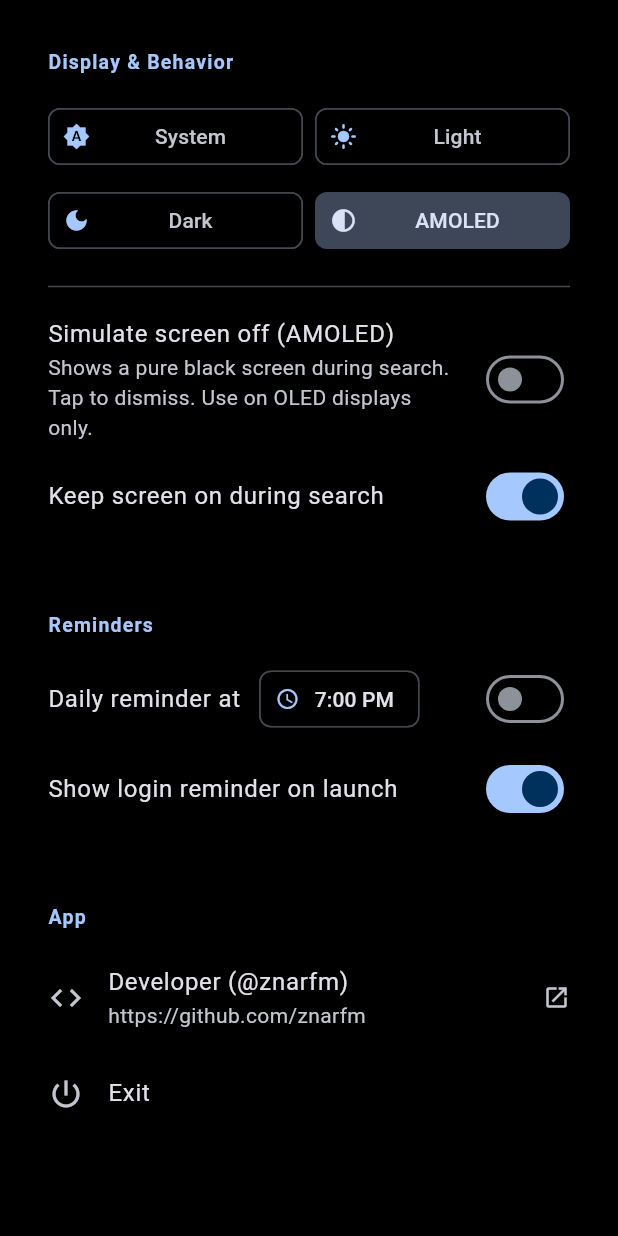
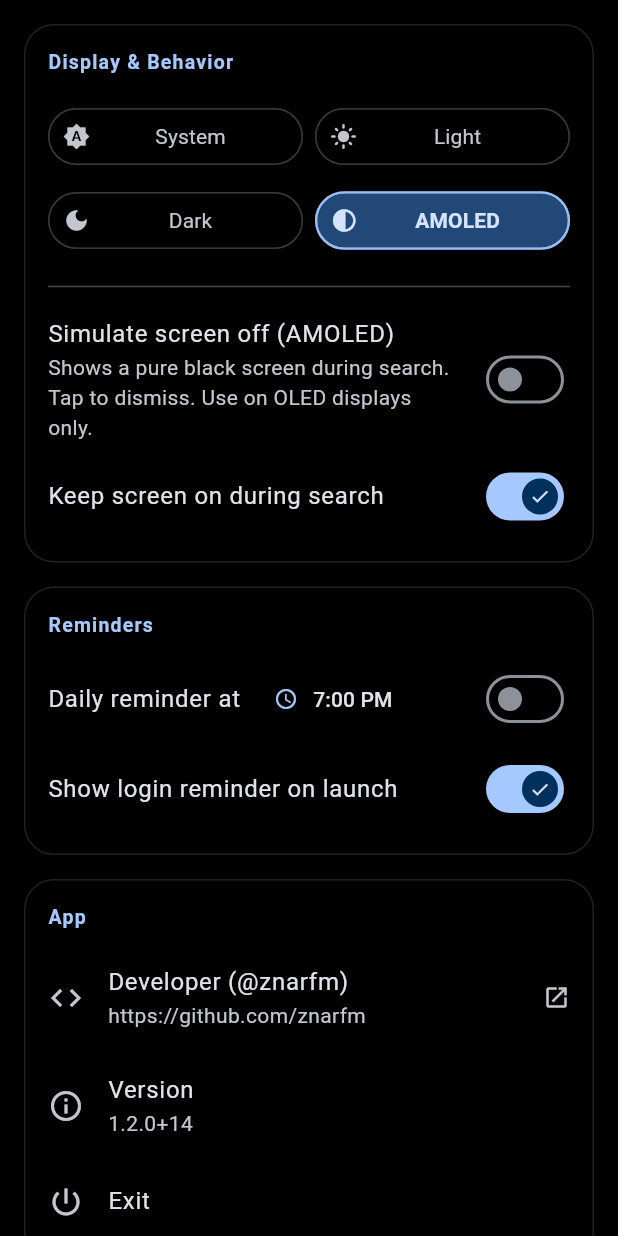
Before and after one commit to znarfm/microsoft-rewards-app, a Flutter app: the ConfigScreen widget shown alone on an empty page, opened directly, after a tap on "AMOLED", on a phone screen of 412 x 824 dp. Run offline on Flutter 3.47's test engine with Material 3 defaults, Android fonts, the phone set to English and light mode, and no system bars; drawn by our look-alikes of dynamic_color; our stand-ins replace animated_text_kit, bloc, equatable, flutter_bloc, flutter_local_notifications, flutter_timezone and 4 more; missing offline and left inert: flutter_inappwebview, word_generator; accounts and stored records are empty; statements that could not run were skipped.

Commit message:
style(theme): upgrade app UI to Material 3 Expressive
Harmonize dynamic color palette with Monet engine, upgrade dialogs,
cards, input fields, and action buttons to M3 Expressive shape tokens.

```diff
--- a/lib/core/theme/app_theme.dart
+++ b/lib/core/theme/app_theme.dart
@@ -1,3 +1,4 @@
+import 'package:dynamic_color/dynamic_color.dart';
 import 'package:flutter/material.dart';
 
 import '../constants/app_constants.dart';
@@ -13,17 +14,19 @@ abstract class AppTheme {
   static const Color _amoledBlack = Color(0xFF000000);
 
   static ThemeData light(ColorScheme? dynamicScheme) {
-    final scheme =
-        dynamicScheme ?? ColorScheme.fromSeed(seedColor: AppConstants.primary);
+    final scheme = (dynamicScheme ??
+            ColorScheme.fromSeed(seedColor: AppConstants.primary))
+        .harmonized();
     return _build(scheme);
   }
 
   static ThemeData dark(ColorScheme? dynamicScheme, {bool amoled = false}) {
-    final base = dynamicScheme ??
-        ColorScheme.fromSeed(
-          seedColor: AppConstants.primary,
-          brightness: Brightness.dark,
-        );
+    final base = (dynamicScheme ??
+            ColorScheme.fromSeed(
+              seedColor: AppConstants.primary,
+              brightness: Brightness.dark,
+            ))
+        .harmonized();
     final scheme = amoled ? _blackOut(base) : base;
     return _build(scheme, scaffoldBackground: amoled ? _amoledBlack : null);
   }
@@ -62,26 +65,98 @@ abstract class AppTheme {
       colorScheme: scheme,
       scaffoldBackgroundColor: scaffoldBackground ?? scheme.surface,
       appBarTheme: AppBarTheme(
-        backgroundColor: scheme.primary,
-        foregroundColor: scheme.onPrimary,
+        backgroundColor: scheme.primaryContainer,
+        foregroundColor: scheme.onPrimaryContainer,
+        elevation: 0,
+        centerTitle: false,
+      ),
+      cardTheme: CardThemeData(
+        color: scheme.surfaceContainerLow,
+        elevation: 0,
+        shape: RoundedRectangleBorder(
+          borderRadius: BorderRadius.circular(20),
+          side: BorderSide(
+            color: scheme.outlineVariant.withAlpha(120),
+            width: 1,
+          ),
+        ),
+      ),
+      inputDecorationTheme: InputDecorationTheme(
+        filled: true,
+        fillColor: scheme.surfaceContainerHighest.withAlpha(120),
+        contentPadding:
+            const EdgeInsets.symmetric(horizontal: 16, vertical: 14),
+        border: OutlineInputBorder(
+          borderRadius: BorderRadius.circular(16),
+          borderSide: BorderSide(
+            color: scheme.outlineVariant.withAlpha(180),
+            width: 1,
+          ),
+        ),
+        enabledBorder: OutlineInputBorder(
+          borderRadius: BorderRadius.circular(16),
+          borderSide: BorderSide(
+            color: scheme.outlineVariant.withAlpha(180),
+            width: 1,
+          ),
+        ),
+        focusedBorder: OutlineInputBorder(
+          borderRadius: BorderRadius.circular(16),
+          borderSide: BorderSide(
+            color: scheme.primary,
+            width: 2,
+          ),
+        ),
+        errorBorder: OutlineInputBorder(
+          borderRadius: BorderRadius.circular(16),
+          borderSide: BorderSide(
+            color: scheme.error,
+            width: 1.5,
+          ),
+        ),
       ),
       elevatedButtonTheme: ElevatedButtonThemeData(
         style: ElevatedButton.styleFrom(
           backgroundColor: scheme.primary,
           foregroundColor: scheme.onPrimary,
+          elevation: 1,
           shape: RoundedRectangleBorder(
-            borderRadius: BorderRadius.circular(8),
+            borderRadius: BorderRadius.circular(24),
           ),
-          padding: const EdgeInsets.symmetric(horizontal: 24, vertical: 12),
+          padding: const EdgeInsets.symmetric(horizontal: 24, vertical: 14),
+          textStyle: const TextStyle(
+            fontSize: 15,
+            fontWeight: FontWeight.w600,
+            letterSpacing: 0.2,
+          ),
         ),
       ),
+      chipTheme: ChipThemeData(
+        shape: RoundedRectangleBorder(
+          borderRadius: BorderRadius.circular(20),
+        ),
+        side: BorderSide.none,
+      ),
       textButtonTheme: TextButtonThemeData(
-        style: TextButton.styleFrom(foregroundColor: scheme.primary),
+        style: TextButton.styleFrom(
+          foregroundColor: scheme.primary,
+          textStyle: const TextStyle(
+            fontSize: 15,
+            fontWeight: FontWeight.w600,
+          ),
+        ),
+      ),
+      dialogTheme: DialogThemeData(
+        backgroundColor: scheme.surfaceContainerHigh,
+        elevation: 3,
+        shape: RoundedRectangleBorder(
+          borderRadius: BorderRadius.circular(28),
+        ),
       ),
       snackBarTheme: SnackBarThemeData(
-        backgroundColor: scheme.primary,
-        contentTextStyle: const TextStyle(color: Colors.white),
-        shape: RoundedRectangleBorder(borderRadius: BorderRadius.circular(8)),
+        backgroundColor: scheme.inverseSurface,
+        contentTextStyle: TextStyle(color: scheme.onInverseSurface),
+        shape: RoundedRectangleBorder(borderRadius: BorderRadius.circular(16)),
         behavior: SnackBarBehavior.floating,
       ),
       progressIndicatorTheme: ProgressIndicatorThemeData(
@@ -91,14 +166,24 @@ abstract class AppTheme {
       navigationBarTheme: NavigationBarThemeData(
         backgroundColor: scheme.surfaceContainer,
         indicatorColor: scheme.secondaryContainer,
+        labelBehavior: NavigationDestinationLabelBehavior.alwaysShow,
       ),
       checkboxTheme: CheckboxThemeData(
+        shape: RoundedRectangleBorder(borderRadius: BorderRadius.circular(5)),
         fillColor: WidgetStateProperty.resolveWith(
           (states) => states.contains(WidgetState.selected)
               ? scheme.primary
               : null,
         ),
       ),
+      switchTheme: SwitchThemeData(
+        thumbIcon: WidgetStateProperty.resolveWith((states) {
+          if (states.contains(WidgetState.selected)) {
+            return const Icon(Icons.check, size: 14);
+          }
+          return null;
+        }),
+      ),
     );
   }
 }
--- a/lib/features/search/presentation/pages/config_screen.dart
+++ b/lib/features/search/presentation/pages/config_screen.dart
@@ -97,9 +97,6 @@ class _ConfigScreenState extends State<ConfigScreen> {
           padding: const EdgeInsets.all(16),
           children: [
             Card(
-              elevation: 1,
-              shape: RoundedRectangleBorder(
-                  borderRadius: BorderRadius.circular(12)),
               margin: const EdgeInsets.only(bottom: 16),
               child: Padding(
                 padding: const EdgeInsets.all(16),
@@ -113,17 +110,25 @@ class _ConfigScreenState extends State<ConfigScreen> {
                         children: [
                           Row(
                             children: [
-                              Expanded(child: _buildThemeChip(themeController, AppThemeMode.system)),
+                              Expanded(
+                                  child: _buildThemeChip(
+                                      context, themeController, AppThemeMode.system)),
                               const SizedBox(width: 8),
-                              Expanded(child: _buildThemeChip(themeController, AppThemeMode.light)),
+                              Expanded(
+                                  child: _buildThemeChip(
+                                      context, themeController, AppThemeMode.light)),
                             ],
                           ),
                           const SizedBox(height: 8),
                           Row(
                             children: [
-                              Expanded(child: _buildThemeChip(themeController, AppThemeMode.dark)),
+                              Expanded(
+                                  child: _buildThemeChip(
+                                      context, themeController, AppThemeMode.dark)),
                               const SizedBox(width: 8),
-                              Expanded(child: _buildThemeChip(themeController, AppThemeMode.amoled)),
+                              Expanded(
+                                  child: _buildThemeChip(
+                                      context, themeController, AppThemeMode.amoled)),
                             ],
                           ),
                         ],
@@ -161,9 +166,6 @@ class _ConfigScreenState extends State<ConfigScreen> {
               ),
             ),
             Card(
-              elevation: 1,
-              shape: RoundedRectangleBorder(
-                  borderRadius: BorderRadius.circular(12)),
               margin: const EdgeInsets.only(bottom: 16),
               child: Padding(
                 padding: const EdgeInsets.all(16),
@@ -199,9 +201,6 @@ class _ConfigScreenState extends State<ConfigScreen> {
               ),
             ),
             Card(
-              elevation: 1,
-              shape: RoundedRectangleBorder(
-                  borderRadius: BorderRadius.circular(12)),
               margin: const EdgeInsets.only(bottom: 16),
               child: Padding(
                 padding: const EdgeInsets.all(16),
@@ -217,6 +216,12 @@ class _ConfigScreenState extends State<ConfigScreen> {
                       onTap: () => InAppBrowser.openWithSystemBrowser(
                         url: WebUri('https://github.com/znarfm'),
                       ),
+                      contentPadding: EdgeInsets.zero,
+                    ),
+                    ListTile(
+                      leading: const Icon(Icons.info_outline),
+                      title: const Text('Version'),
+                      subtitle: const Text('1.2.0+14'),
                       contentPadding: EdgeInsets.zero,
                     ),
                     ListTile(
@@ -268,18 +273,40 @@ class _ConfigScreenState extends State<ConfigScreen> {
     };
   }
 
-  Widget _buildThemeChip(ThemeController controller, AppThemeMode mode) {
+  Widget _buildThemeChip(
+      BuildContext context, ThemeController controller, AppThemeMode mode) {
     final isSelected = controller.mode == mode;
+    final colorScheme = Theme.of(context).colorScheme;
     return ChoiceChip(
       showCheckmark: false,
-      avatar: Icon(_themeIcon(mode), size: 18),
+      avatar: Icon(
+        _themeIcon(mode),
+        size: 18,
+        color: isSelected
+            ? colorScheme.onPrimaryContainer
+            : colorScheme.onSurfaceVariant,
+      ),
       label: Center(
         child: Text(
           _themeLabel(mode),
           overflow: TextOverflow.ellipsis,
+          style: TextStyle(
+            fontWeight: isSelected ? FontWeight.w600 : FontWeight.normal,
+            color: isSelected
+                ? colorScheme.onPrimaryContainer
+                : colorScheme.onSurfaceVariant,
+          ),
         ),
       ),
       selected: isSelected,
+      selectedColor: colorScheme.primaryContainer,
+      backgroundColor: colorScheme.surfaceContainerHighest.withAlpha(100),
+      side: BorderSide(
+        color: isSelected
+            ? colorScheme.primary.withAlpha(180)
+            : colorScheme.outlineVariant.withAlpha(140),
+        width: isSelected ? 1.5 : 1,
+      ),
       onSelected: (selected) {
         if (selected) controller.setMode(mode);
       },
--- a/lib/features/search/presentation/widgets/search_form.dart
+++ b/lib/features/search/presentation/widgets/search_form.dart
@@ -212,8 +212,11 @@ class SearchFormState extends State<SearchForm> {
                                     child: LinearProgressIndicator(
                                       value: value,
                                       minHeight: 10,
-                                      backgroundColor: Colors.grey.shade300,
+                                      backgroundColor: Theme.of(context)
+                                          .colorScheme
+                                          .surfaceContainerHighest,
                                       color: primaryColor,
+                                      borderRadius: BorderRadius.circular(10),
                                     ),
                                   ),
                                 );
```
Also changed, not shown: lib/core/widgets/custom_button.dart (+6 -6 lines), lib/features/search/presentation/pages/login_screen.dart (+55 -32 lines), lib/features/search/presentation/pages/search_screen.dart (+1 -18 lines), lib/features/search/presentation/widgets/login_reminder_dialog.dart (+18 -14 lines).
